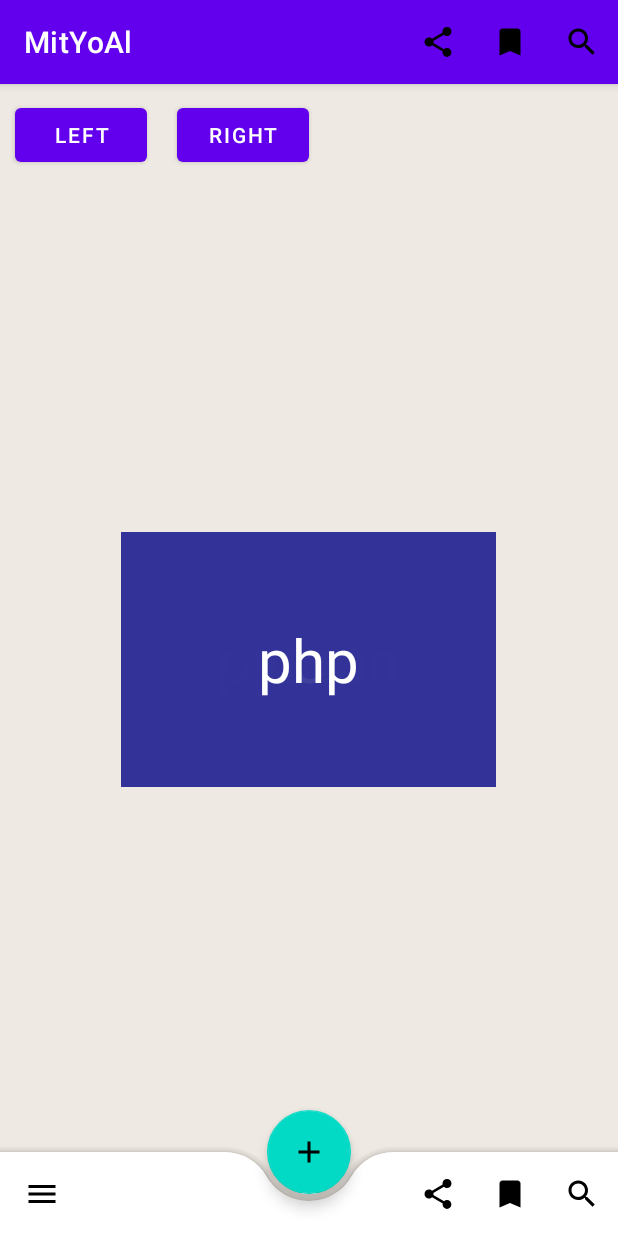
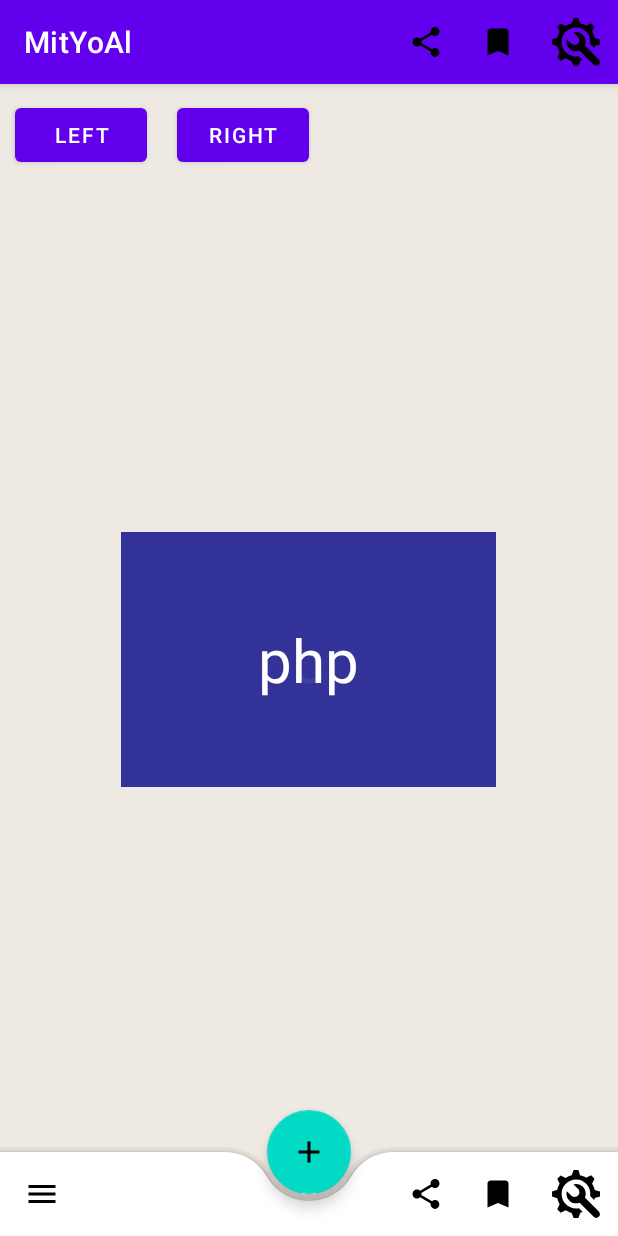
Before and after one commit to ultral70/MitYoAl, an Android app: the MainActivity screen opened directly, with no data from a screen before it, on a phone screen of 412 x 824 dp. Run offline under Robolectric (Android 15) with nearby library versions, the phone set to English and light mode, and no system bars.

Commit message:
Añadiendo bottom app bar

```diff
--- a/app/src/main/java/com/jorjaimalex/mityoal/MainActivity.java
+++ b/app/src/main/java/com/jorjaimalex/mityoal/MainActivity.java
@@ -154,5 +154,9 @@ public class MainActivity extends AppCompatActivity {
         startActivity(i);
     }
 
+    public void ajustes(MenuItem item) {
+        Intent i = new Intent(MainActivity.this, AñadirPerfil.class);
 
+        startActivity(i);
+    }
 }
--- a/app/src/main/java/com/jorjaimalex/mityoal/SignInActivity.java
+++ b/app/src/main/java/com/jorjaimalex/mityoal/SignInActivity.java
@@ -38,12 +38,9 @@ public class SignInActivity extends AppCompatActivity {
         if (!mail.isEmpty()) {
 
             etEmail.setText(mail);
-
         }
 
     }
-
-
 
     public void registrarse(View view) {
 
@@ -77,7 +74,6 @@ public class SignInActivity extends AppCompatActivity {
                                         R.string.toast_msg_no_usuario
                                                 + "\n" + task.getException().getMessage(),
                                         Toast.LENGTH_LONG).show();
-
                             }
 
                         }
--- /dev/null
+++ b/app/src/main/res/drawable/ic_configuraciones.xml
@@ -0,0 +1,12 @@
+<vector xmlns:android="http://schemas.android.com/apk/res/android"
+    android:width="512dp"
+    android:height="512dp"
+    android:viewportWidth="512"
+    android:viewportHeight="512">
+  <path
+      android:fillColor="#FF000000"
+      android:pathData="M455.68,212.48c-5.12,-23.04 -15.36,-46.08 -28.16,-66.56l25.6,-53.76l-35.84,-35.84l-53.76,25.6c-20.48,-12.8 -40.96,-20.48 -64,-25.6L281.6,0h-51.2l-20.48,56.32c-23.04,5.12 -43.52,15.36 -64,28.16l-53.76,-25.6L56.32,92.16l25.6,53.76c-12.8,20.48 -20.48,40.96 -25.6,64L0,230.4v51.2l56.32,20.48c5.12,23.04 15.36,46.08 25.6,64l-25.6,53.76l35.84,35.84l53.76,-25.6c20.48,12.8 40.96,23.04 64,28.16L230.4,512h51.2l20.48,-56.32c7.68,-2.56 17.92,-5.12 25.6,-7.68l-40.96,-40.96C189.44,424.96 102.4,353.28 102.4,256c0,-84.48 69.12,-153.6 153.6,-153.6c94.72,0 166.4,84.48 151.04,174.08L450.56,320c2.56,-7.68 5.12,-12.8 5.12,-20.48L512,281.6v-51.2L455.68,212.48z"/>
+  <path
+      android:fillColor="#FF000000"
+      android:pathData="M501.76,445.44L350.72,294.4c35.84,-79.36 -38.4,-163.84 -120.32,-140.8l46.08,46.08c20.48,20.48 20.48,53.76 0,71.68c-17.92,20.48 -53.76,20.48 -71.68,0l-46.08,-43.52c-23.04,71.68 51.2,153.6 135.68,120.32L445.44,499.2c15.36,15.36 38.4,15.36 53.76,0C514.56,486.4 514.56,460.8 501.76,445.44z"/>
+</vector>
--- a/app/src/main/res/menu/bottom_app_bar_menu.xml
+++ b/app/src/main/res/menu/bottom_app_bar_menu.xml
@@ -5,18 +5,19 @@
 
     <item
         android:id="@+id/bottom_app_bar_menu_share"
+        android:icon="@drawable/ic_share_on_surface_24dp"
         android:title="@string/app_bar_menu_share"
-      android:icon="@drawable/ic_share_on_surface_24dp"
-      app:showAsAction="ifRoom"/>
+        app:showAsAction="ifRoom" />
     <item
         android:id="@+id/bottom_app_bar_menu_bookmark"
+        android:icon="@drawable/ic_bookmark_on_surface_24dp"
         android:title="@string/app_bar_menu_bookmark"
-      android:icon="@drawable/ic_bookmark_on_surface_24dp"
-      app:showAsAction="ifRoom"/>
+        app:showAsAction="ifRoom" />
 
     <item
         android:id="@+id/bottom_app_bar_menu_search"
-      android:title="@string/app_bar_menu_search"
-      android:icon="@drawable/ic_search_on_surface_24dp"
-      app:showAsAction="ifRoom"/>
+        android:icon="@drawable/ic_configuraciones"
+        android:title="@string/app_bar_menu_config"
+        app:showAsAction="ifRoom"
+        android:onClick="ajustes"/>
 </menu>
--- a/app/src/main/res/values/strings.xml
+++ b/app/src/main/res/values/strings.xml
@@ -17,4 +17,7 @@
     <string name="app_bar_menu_search">Search</string>
     <string name="toast_et_vacios">No se han introducido todos los valores</string>
     <string name="toast_msg_no_usuario">El usuario introducido no está registrado</string>
+    <string name="app_bar_menu_config">Ajustes</string>
+    <string name="tv_informacionP">Cambie su foto de perfil</string>
+    <string name="guardarPerfil">Guardar foto perfil</string>
 </resources>
```
Also changed, not shown: app/src/main/java/com/jorjaimalex/mityoal/AñadirPerfil.java (+0 -18 lines), app/src/main/res/layout/activity_perfil.xml (+2 -10 lines), app/src/main/res/layout/bottom_app_bar.xml (+1 -10 lines). Lines whose indentation alone changed are shown as unchanged.
